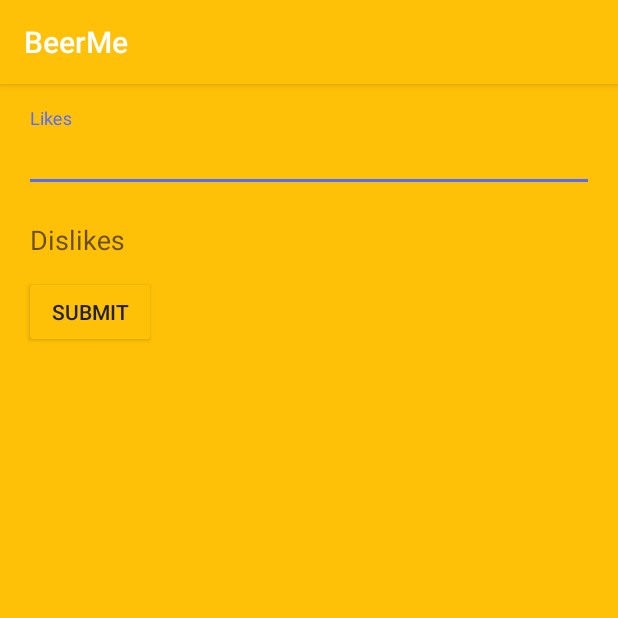
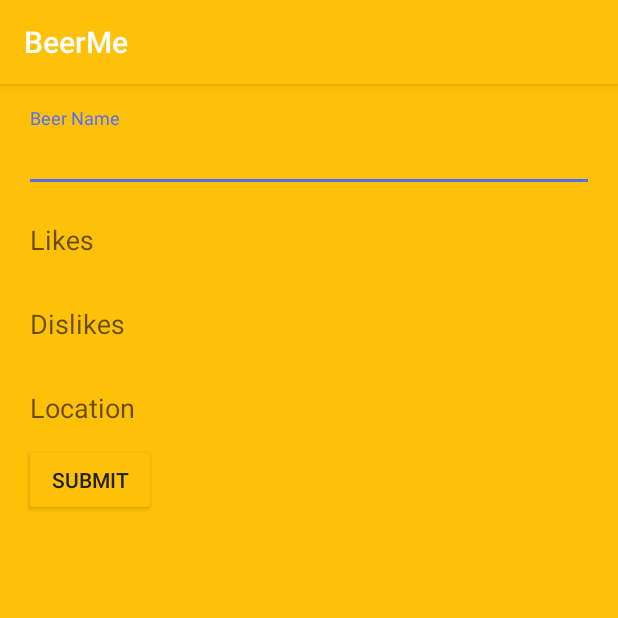
Before and after one commit to joshua-nicholson/BeerMe, an Android app: the CreatePostActivity screen opened directly, with no data from a screen before it, after a tap on "SUBMIT", on a phone screen of 412 x 824 dp, the top half of it. Run offline under Robolectric (Android 15) with nearby library versions, the phone set to English and light mode, and no system bars; our stand-ins replace Firebase (no records; nobody signed in at launch, a user with empty details on screens opened directly); 3 statements that could not run were skipped.

Commit message:
Finished location using Places Picker API, added dialog to choose a picture, buttons go to either gallery or camera app. Need to do something with chosen pictures still

```diff
--- a/app/build.gradle
+++ b/app/build.gradle
@@ -31,8 +31,9 @@ dependencies {
     compile 'com.github.qiugang:EditTag:v1.2.3'
     compile 'com.google.firebase:firebase-database:10.2.0'
     testCompile 'junit:junit:4.12'
-    compile 'com.google.android.gms:play-services-location:10.2.0'
+    compile 'com.google.android.gms:play-services-places:10.2.0'
     compile 'com.android.support:recyclerview-v7:25.2.0'
+    compile 'io.nlopez.smartlocation:library:3.3.1'
 }
 
 
--- a/app/src/main/AndroidManifest.xml
+++ b/app/src/main/AndroidManifest.xml
@@ -17,6 +17,9 @@
         android:supportsRtl="true"
         android:theme="@style/AppTheme"
         tools:replace="android:supportsRtl">
+        <meta-data
+            android:name="com.google.android.geo.API_KEY"
+            android:value="AIzaSyC3IdMisDRfDbtxEe0H42Ujz73nFLHB6DQ" />
         <provider
             android:name="android.support.v4.content.FileProvider"
             android:authorities="com.example.android.fileprovider"
@@ -24,7 +27,7 @@
             android:grantUriPermissions="true">
             <meta-data
                 android:name="android.support.FILE_PROVIDER_PATHS"
-                android:resource="@xml/file_paths"></meta-data>
+                android:resource="@xml/file_paths" />
         </provider>
         <activity android:name=".PostsActivity">
         <intent-filter>
--- a/app/src/main/java/xyz/beerme/beerme/CreatePostActivity.java
+++ b/app/src/main/java/xyz/beerme/beerme/CreatePostActivity.java
@@ -1,22 +1,28 @@
 package xyz.beerme.beerme;
 
-import android.Manifest;
 import android.content.Intent;
-import android.content.pm.PackageManager;
+import android.location.Address;
 import android.location.Location;
-import android.location.LocationManager;
-import android.location.LocationListener;
 import android.os.Bundle;
-import android.provider.Settings;
+import android.provider.MediaStore;
 import android.support.annotation.NonNull;
-import android.support.v4.app.ActivityCompat;
-import android.support.v4.content.ContextCompat;
+import android.support.v7.app.AlertDialog;
 import android.support.v7.app.AppCompatActivity;
+import android.support.v7.widget.PopupMenu;
+import android.util.Log;
+import android.view.MenuInflater;
 import android.view.View;
 import android.widget.Button;
 import android.widget.EditText;
+import android.widget.Toast;
 
-
+import com.google.android.gms.common.ConnectionResult;
+import com.google.android.gms.common.GooglePlayServicesNotAvailableException;
+import com.google.android.gms.common.GooglePlayServicesRepairableException;
+import com.google.android.gms.common.api.GoogleApiClient;
+import com.google.android.gms.location.places.Place;
+import com.google.android.gms.location.places.Places;
+import com.google.android.gms.location.places.ui.PlacePicker;
 import com.google.firebase.FirebaseApp;
 import com.google.firebase.database.DataSnapshot;
 import com.google.firebase.database.DatabaseError;
@@ -28,26 +34,25 @@ import java.util.ArrayList;
 import java.util.List;
 import java.util.UUID;
 
-public class CreatePostActivity extends AppCompatActivity {
+public class CreatePostActivity extends AppCompatActivity implements GoogleApiClient.OnConnectionFailedListener {
 
     private static final String FIREBASE_URL = "https://beerme-b6cd6.firebaseio.com/";
     private static final String TAG = "";
     private EditText likesEditText;
     private EditText dislikesEditText;
+    private EditText locationEditText;
+    private EditText beerEditText;
     private Button submitButton;
-    private EditText locationEditText;
     private DatabaseReference mDatabaseReference;
     private FirebaseDatabase mFirebaseDatabase;
+    private GoogleApiClient mGoogleApiClient;
 
     private List<Post> list_posts = new ArrayList<>();
-    private LocationManager locationManager;
-    private LocationListener locationListener;
-    private String latAndLong;
+    private Place myPlace;
 
-    private static final int REQUEST_IMAGE_CAPTURE = 1;
-    private static final int REQUEST_TAKE_PHOTO = 2;
-    private static final int MY_PERMISSION_ACCESS_COARSE_LOCATION = 420;
-    private static final int THIS_IS_WHERE_THE_FUN_BEGINS = 10;
+    private static final int PLACE_PICKER_REQUEST = 1;
+    private static final int REQUEST_CAMERA = 20;
+    private static final int SELECT_FILE = 30;
 
     @Override
     protected void onCreate(Bundle savedInstanceState) {
@@ -60,14 +65,35 @@ public class CreatePostActivity extends AppCompatActivity {
         setContentView(R.layout.activity_create_post);
 
         //Create views
+        beerEditText = (EditText) findViewById(R.id.input_beer);
         likesEditText = (EditText) findViewById(R.id.input_likes);
         dislikesEditText = (EditText) findViewById(R.id.input_dislikes);
+        locationEditText = (EditText) findViewById(R.id.input_location);
         submitButton = (Button) findViewById(R.id.button_submit);
+
+        //Google Places API connection
+        mGoogleApiClient = new GoogleApiClient
+                .Builder(this)
+                .addApi(Places.PLACE_DETECTION_API)
+                .enableAutoManage(this, this)
+                .build();
 
         //Firebase
         initFirebase();
         addEventFirebaseListener();
 
+        //Ask for picture
+        getPicture();
+
+        //Location EditText listener
+        locationEditText.setOnFocusChangeListener(new View.OnFocusChangeListener(){
+            @Override
+            public void onFocusChange(View v, boolean hasFocus) {
+                if(hasFocus) {
+                    displayPlacePicker();
+                }
+            }
+        });
         //Submit button listener
         submitButton.setOnClickListener(new View.OnClickListener() {
             @Override
@@ -75,71 +101,62 @@ public class CreatePostActivity extends AppCompatActivity {
                 submitNewPost();
             }
         });
-
-        //Gets location immediately
-        getLocation();
-        locationEditText.setText(latAndLong);
-
     }
 
-    private void getLocation() {
-        locationManager = (LocationManager) getSystemService(LOCATION_SERVICE);
-        locationListener = new LocationListener() {
-            @Override
-            public void onLocationChanged(Location location) {
-               latAndLong = location.getLatitude() + " " + location.getLongitude();
-                locationEditText.setText(latAndLong);
-            }
+    private void getPicture() {
+        AlertDialog.Builder builder = new AlertDialog.Builder(this);
+        View v = getLayoutInflater().inflate(R.layout.dialog_choose_picture, null);
+        Button galleryButton = (Button) v.findViewById(R.id.button_gallery);
+        Button cameraButton = (Button) v.findViewById(R.id.button_camera);
 
-            @Override
-            public void onStatusChanged(String s, int i, Bundle bundle) {
+        builder.setView(v);
+        final AlertDialog dialog = builder.create();
+        dialog.show();
 
-            }
-
-            @Override
-            public void onProviderEnabled(String s) {
-
-            }
-
-            @Override
-            public void onProviderDisabled(String s) {
-                Intent intent = new Intent(Settings.ACTION_LOCATION_SOURCE_SETTINGS);
-                startActivity(intent);
-            }
-
-        };
-        if (ActivityCompat.checkSelfPermission(this, Manifest.permission.ACCESS_FINE_LOCATION) != PackageManager.PERMISSION_GRANTED && ActivityCompat.checkSelfPermission(this, Manifest.permission.ACCESS_COARSE_LOCATION) != PackageManager.PERMISSION_GRANTED) {
-            requestPermissions(new String[]{
-                    Manifest.permission.ACCESS_FINE_LOCATION, Manifest.permission.ACCESS_COARSE_LOCATION, Manifest.permission.INTERNET
-            }, THIS_IS_WHERE_THE_FUN_BEGINS);
-            return;
-        }
-        else{
-            configureButton();
-        }
-
-    }
-
-    @Override
-    public void onRequestPermissionsResult(int requestCode, @NonNull String[] permissions, @NonNull int[] grantResults) {
-        switch(requestCode){
-            case :
-                if (grantResults.length >0 && grantResults[0] == PackageManager.PERMISSION_GRANTED)
-                    configureButton();
-                return;
-        }
-    }
-
-    private void configureButton() {
-        submitButton.setOnClickListener(new View.OnClickListener() {
+        cameraButton.setOnClickListener(new View.OnClickListener() {
             @Override
             public void onClick(View view) {
-                locationManager.requestLocationUpdates("gps", 5000, 0, locationListener);
-                submitNewPost();
+                Intent intent = new Intent(MediaStore.ACTION_IMAGE_CAPTURE);
+                startActivityForResult(intent, REQUEST_CAMERA);
+                dialog.dismiss();
+            }
+        });
+
+        galleryButton.setOnClickListener(new View.OnClickListener() {
+            @Override
+            public void onClick(View view) {
+                Intent intent = new Intent(
+                        Intent.ACTION_PICK,
+                        MediaStore.Images.Media.EXTERNAL_CONTENT_URI);
+                startActivityForResult(intent,SELECT_FILE);
+                dialog.dismiss();
             }
         });
     }
 
+    private void displayPlacePicker(){
+       if(mGoogleApiClient == null || !mGoogleApiClient.isConnected())
+           return;
+
+       PlacePicker.IntentBuilder builder = new PlacePicker.IntentBuilder();
+
+       try{
+          Intent intent = builder.build(this);
+           startActivityForResult(intent, PLACE_PICKER_REQUEST);
+       }catch (GooglePlayServicesRepairableException e){
+           Log.d( "PlacesAPI Demo", "GooglePlayServicesRepairableException thrown" );
+       } catch ( GooglePlayServicesNotAvailableException e ) {
+           Log.d( "PlacesAPI Demo", "GooglePlayServicesNotAvailableException thrown" );
+       }
+   }
+
+   @Override
+   protected void onActivityResult( int requestCode, int resultCode, Intent data ) {
+        if( requestCode == PLACE_PICKER_REQUEST && resultCode == RESULT_OK ) {
+            myPlace = PlacePicker.getPlace(data, this);
+            locationEditText.setText(myPlace.getName());
+        }
+    }
 
     private void addEventFirebaseListener() {
         //TODO: Add progress bar when submitting post
@@ -173,16 +190,11 @@ public class CreatePostActivity extends AppCompatActivity {
 
     private void submitNewPost() {
         String uid = UUID.randomUUID().toString();
+        String beer = beerEditText.getText().toString();
         String likes = likesEditText.getText().toString();
         String dislikes = dislikesEditText.getText().toString();
-        if (ContextCompat.checkSelfPermission(this, android.Manifest.permission.ACCESS_COARSE_LOCATION) != PackageManager.PERMISSION_GRANTED) {
 
-            ActivityCompat.requestPermissions(this, new String[]{android.Manifest.permission.ACCESS_COARSE_LOCATION},
-                    MY_PERMISSION_ACCESS_COARSE_LOCATION);
-        }
-
-
-        Post post = new Post(uid, likes, dislikes, latAndLong);
+        Post post = new Post(uid, beer, likes, dislikes, myPlace.getName().toString());
         mDatabaseReference.child("posts").child(post.getmUid()).setValue(post);
         clearEditText();
     }
@@ -192,7 +204,14 @@ public class CreatePostActivity extends AppCompatActivity {
     private void clearEditText() {
         likesEditText.setText("");
         dislikesEditText.setText("");
+        beerEditText.setText("");
+        locationEditText.setText("");
     }
 
 
+    @Override
+    public void onConnectionFailed(@NonNull ConnectionResult connectionResult) {
+        Toast toast = new Toast(this);
+
+    }
 }
--- a/app/src/main/res/layout/activity_create_post.xml
+++ b/app/src/main/res/layout/activity_create_post.xml
@@ -16,6 +16,19 @@
         android:layout_width="match_parent"
         android:layout_height="wrap_content"
         android:orientation="vertical">
+
+        <android.support.design.widget.TextInputLayout
+            android:id="@+id/input_layout_beer"
+            android:layout_width="match_parent"
+            android:layout_height="wrap_content">
+
+        <EditText
+            android:layout_width="match_parent"
+            android:layout_height="wrap_content"
+            android:id="@+id/input_beer"
+            android:hint="Beer Name"/>
+
+        </android.support.design.widget.TextInputLayout>
 
     <android.support.design.widget.TextInputLayout
     android:id="@+id/input_layout_likes"
@@ -43,6 +56,20 @@
             android:visibility="visible" />
 
 </android.support.design.widget.TextInputLayout>
+
+        <android.support.design.widget.TextInputLayout
+            android:id="@+id/input_layout_location"
+            android:layout_width="match_parent"
+            android:layout_height="wrap_content">
+
+            <EditText
+                android:layout_width="match_parent"
+                android:layout_height="wrap_content"
+                android:id="@+id/input_location"
+                android:hint="Location"
+                android:visibility="visible" />
+
+        </android.support.design.widget.TextInputLayout>
         <Button
             android:text="Submit"
             android:layout_width="wrap_content"
--- a/app/src/main/res/layout/activity_posts.xml
+++ b/app/src/main/res/layout/activity_posts.xml
@@ -12,7 +12,7 @@
     tools:context="xyz.beerme.beerme.PostsActivity">
 
     <android.support.design.widget.FloatingActionButton
-        android:src="@drawable/ic_add_black_24dp"
+        android:src="@drawable/ic_photo_camera_black_24dp"
         app:fabSize="normal"
         android:layout_width="wrap_content"
         android:layout_height="wrap_content"
```
Also changed, not shown: app/src/main/java/xyz/beerme/beerme/Post.java (+11 -1 lines), app/src/main/res/drawable/ic_photo_camera_black_24dp.xml (added, +12 -0 lines), app/src/main/res/drawable/ic_search_black_24dp.xml (added, +9 -0 lines), app/src/main/res/layout/dialog_choose_picture.xml (added, +19 -0 lines), app/src/main/res/layout/switch_item.xml (added, +11 -0 lines).
